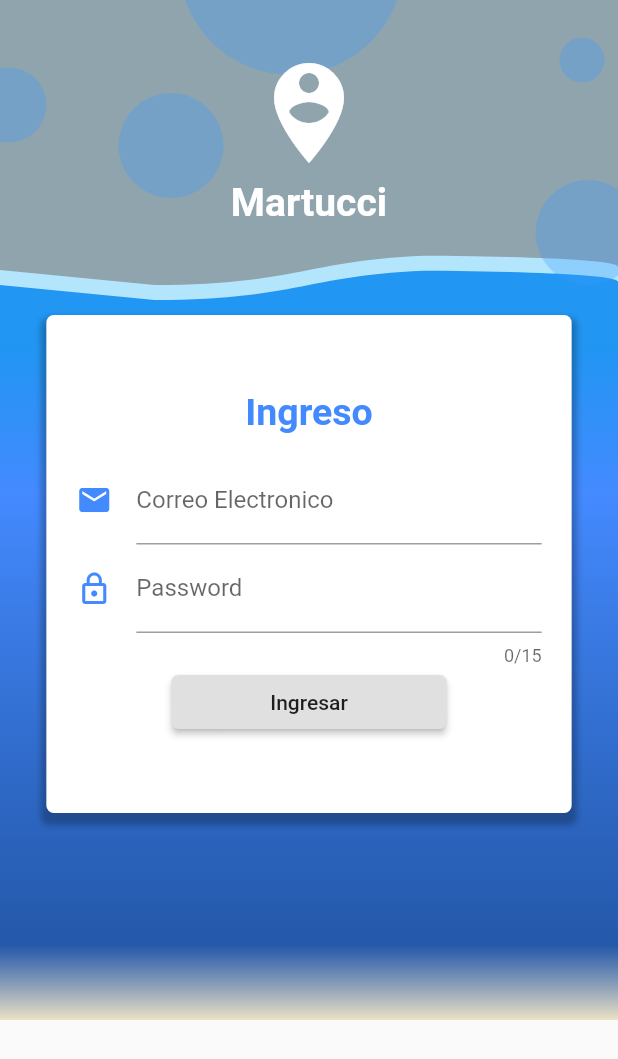
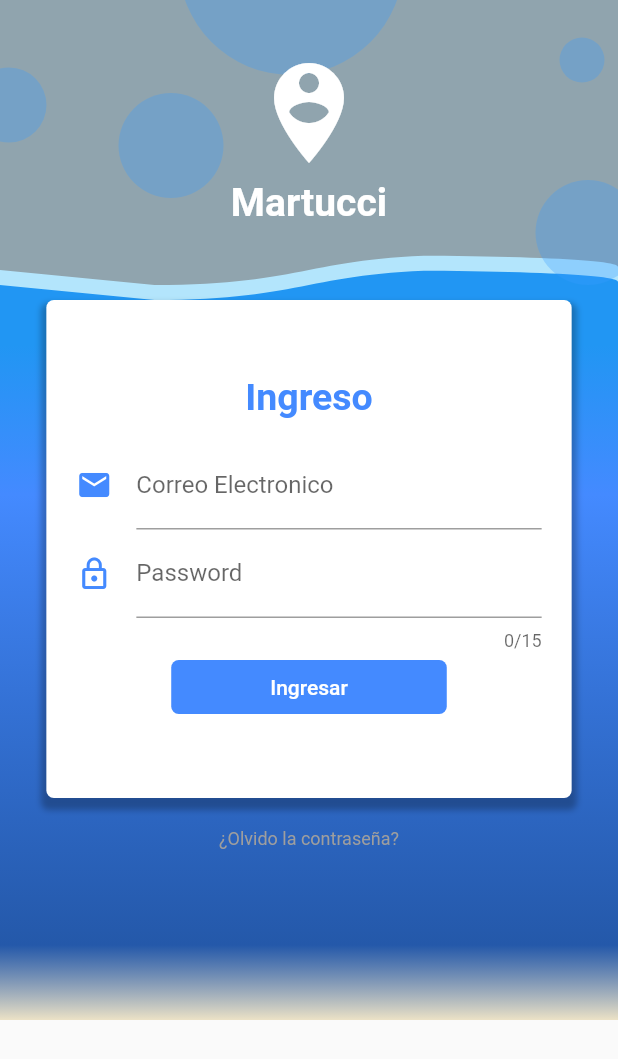
Before and after one commit to dznkos/design_clippath, a Flutter app: the screen it shows after launch, on a phone screen of 412 x 824 dp. Shown: the top 1059 px of the screen. Run offline on Flutter 3.47's test engine with Material 2 defaults, Android fonts, the phone set to English and light mode, and no system bars.

Commit message:
login_v0.7

```diff
--- a/lib/src/pages/login_page.dart
+++ b/lib/src/pages/login_page.dart
@@ -32,7 +32,7 @@ class LoginPage extends StatelessWidget {
             )
           ),
           Container(
-            margin: EdgeInsets.symmetric(vertical: 30),
+            margin: EdgeInsets.symmetric(vertical: 20),
             padding: EdgeInsets.symmetric(vertical: 50),
             width: size.width * 0.85,
             decoration: BoxDecoration(
@@ -56,7 +56,9 @@ class LoginPage extends StatelessWidget {
                 _crearBoton(),
               ],
             ),
-          )
+          ),
+          Text('¿Olvido la contraseña?', style: TextStyle(color: Colors.grey, fontSize: 12,),),
+          SizedBox(height: 100.0,)
         ],
       ),
     );
@@ -93,7 +95,6 @@ class LoginPage extends StatelessWidget {
   }
 
   Widget _crearBoton(){
-
     return RaisedButton(
         child: Container(
           padding: EdgeInsets.symmetric(horizontal: 50.0, vertical: 10.0),
@@ -102,9 +103,11 @@ class LoginPage extends StatelessWidget {
         shape: RoundedRectangleBorder(
           borderRadius: BorderRadius.circular(5.0)
         ),
+        elevation: 0.0,
+        color: Colors.blueAccent,
+        textColor: Colors.white,
         onPressed: (){
-
-        }
+        },
     );
   }
 
```
Also changed, not shown: lib/src/bloc/login_bloc.dart (added, +22 -0 lines).
